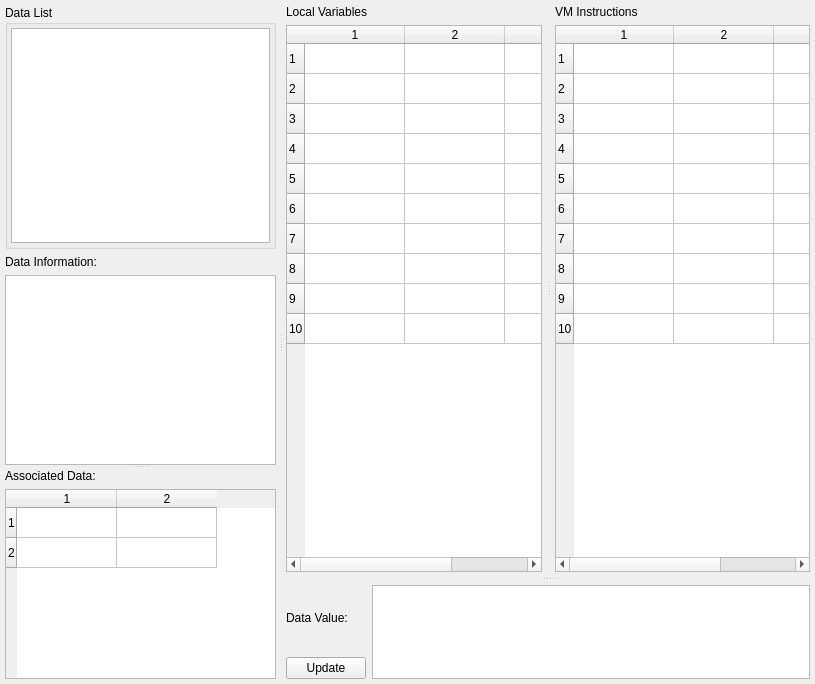
Before: the Qt Designer form src/daoDataWidget.ui in daokoder/daostudio, drawn with Qt 5.
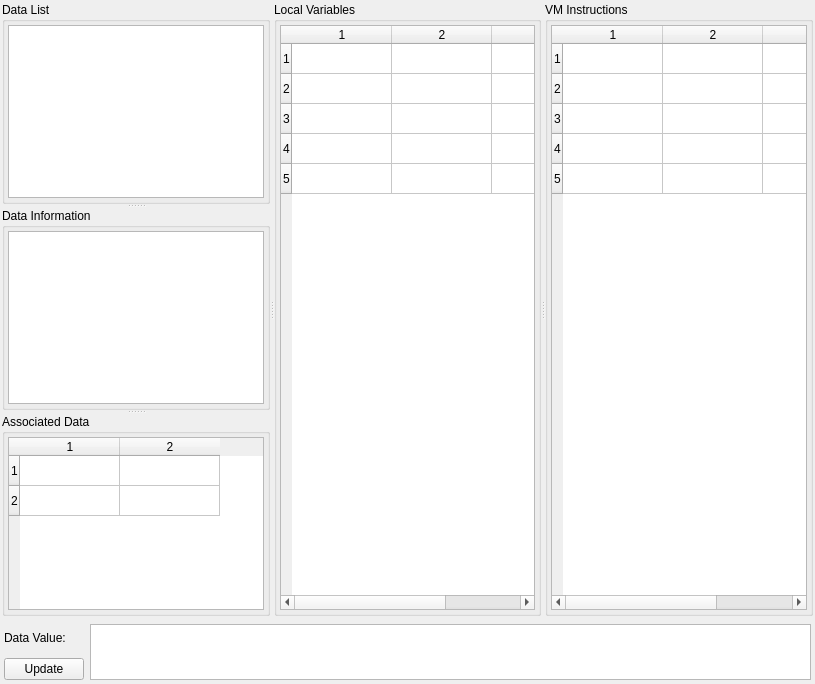
After: the same form once the commit is applied.

Commit message: Add: more supports for data browsing; Remove: most obsolete codes.

The edit to the form file:
```diff
--- a/src/daoDataWidget.ui
+++ b/src/daoDataWidget.ui
@@ -13,7 +13,7 @@
   <property name="windowTitle">
    <string>Form</string>
   </property>
-  <layout class="QHBoxLayout" name="horizontalLayout_2">
+  <layout class="QVBoxLayout" name="verticalLayout_2">
    <property name="margin">
     <number>2</number>
    </property>
@@ -22,23 +22,15 @@
      <property name="orientation">
       <enum>Qt::Horizontal</enum>
      </property>
-     <widget class="QWidget" name="widget_2" native="true">
-      <property name="maximumSize">
-       <size>
-        <width>300</width>
-        <height>16777215</height>
-       </size>
+     <widget class="QSplitter" name="splitter">
+      <property name="orientation">
+       <enum>Qt::Vertical</enum>
       </property>
-      <layout class="QVBoxLayout" name="verticalLayout_4">
-       <property name="margin">
-        <number>3</number>
-       </property>
-       <item>
         <widget class="QGroupBox" name="groupBox">
          <property name="minimumSize">
           <size>
            <width>0</width>
-           <height>200</height>
+         <height>0</height>
           </size>
          </property>
          <property name="title">
@@ -53,30 +45,20 @@
           </item>
          </layout>
         </widget>
-       </item>
-       <item>
-        <widget class="QSplitter" name="splitter">
-         <property name="orientation">
-          <enum>Qt::Vertical</enum>
-         </property>
-         <widget class="QWidget" name="widget_3" native="true">
-          <layout class="QVBoxLayout" name="verticalLayout_2">
+      <widget class="QGroupBox" name="groupBox_2">
+       <property name="minimumSize">
+        <size>
+         <width>0</width>
+         <height>50</height>
+        </size>
+       </property>
+       <property name="title">
+        <string>Data Information</string>
+       </property>
+       <layout class="QVBoxLayout" name="verticalLayout_4">
            <property name="margin">
-            <number>0</number>
-           </property>
-           <item>
-            <widget class="QLabel" name="label_6">
-             <property name="sizePolicy">
-              <sizepolicy hsizetype="Expanding" vsizetype="Preferred">
-               <horstretch>0</horstretch>
-               <verstretch>0</verstretch>
-              </sizepolicy>
-             </property>
-             <property name="text">
-              <string>Data Information:</string>
-             </property>
-            </widget>
-           </item>
+         <number>3</number>
+        </property>
            <item>
             <widget class="QTextBrowser" name="wgtDataInfo">
              <property name="sizePolicy">
@@ -101,18 +83,20 @@
            </item>
           </layout>
          </widget>
-         <widget class="QWidget" name="wgtInfoPanel" native="true">
-          <layout class="QVBoxLayout" name="verticalLayout_3">
+      <widget class="QGroupBox" name="wgtInfoTableGroup">
+       <property name="minimumSize">
+        <size>
+         <width>0</width>
+         <height>50</height>
+        </size>
+       </property>
+       <property name="title">
+        <string>Associated Data</string>
+       </property>
+       <layout class="QVBoxLayout" name="verticalLayout_9">
            <property name="margin">
-            <number>0</number>
-           </property>
-           <item>
-            <widget class="QLabel" name="labInfoTable">
-             <property name="text">
-              <string>Associated Data:</string>
-             </property>
-            </widget>
-           </item>
+         <number>3</number>
+        </property>
            <item>
             <widget class="QTableWidget" name="wgtInfoTable">
              <property name="rowCount">
@@ -130,35 +114,20 @@
           </layout>
          </widget>
         </widget>
-       </item>
-      </layout>
-     </widget>
-     <widget class="QSplitter" name="splitter_3">
-      <property name="orientation">
-       <enum>Qt::Vertical</enum>
+     <widget class="QGroupBox" name="wgtDataTableGroup">
+      <property name="minimumSize">
+       <size>
+        <width>0</width>
+        <height>100</height>
+       </size>
       </property>
-      <property name="handleWidth">
-       <number>7</number>
-      </property>
-      <widget class="QSplitter" name="splitter_2">
-       <property name="orientation">
-        <enum>Qt::Horizontal</enum>
-       </property>
-       <property name="handleWidth">
-        <number>7</number>
-       </property>
-       <widget class="QWidget" name="wgtDataPanel" native="true">
-        <layout class="QVBoxLayout" name="verticalLayout_8">
-         <property name="margin">
-          <number>3</number>
-         </property>
-         <item>
-          <widget class="QLabel" name="labDataTable">
-           <property name="text">
+      <property name="title">
             <string>Local Variables</string>
            </property>
-          </widget>
-         </item>
+      <layout class="QVBoxLayout" name="verticalLayout_10">
+       <property name="margin">
+        <number>3</number>
+       </property>
          <item>
           <widget class="QTableWidget" name="wgtDataTable">
            <property name="minimumSize">
@@ -171,7 +140,7 @@
             <string>Double click to view the data object</string>
            </property>
            <property name="rowCount">
-            <number>10</number>
+          <number>5</number>
            </property>
            <property name="columnCount">
             <number>3</number>
@@ -181,11 +150,6 @@
            <row/>
            <row/>
            <row/>
-           <row/>
-           <row/>
-           <row/>
-           <row/>
-           <row/>
            <column/>
            <column/>
            <column/>
@@ -193,18 +157,20 @@
          </item>
         </layout>
        </widget>
-       <widget class="QWidget" name="wgtExtraPanel" native="true">
-        <layout class="QVBoxLayout" name="verticalLayout_7">
-         <property name="margin">
-          <number>3</number>
-         </property>
-         <item>
-          <widget class="QLabel" name="labExtraTable">
-           <property name="text">
+     <widget class="QGroupBox" name="wgtExtraTableGroup">
+      <property name="minimumSize">
+       <size>
+        <width>0</width>
+        <height>100</height>
+       </size>
+      </property>
+      <property name="title">
             <string>VM Instructions</string>
            </property>
-          </widget>
-         </item>
+      <layout class="QVBoxLayout" name="verticalLayout_11">
+       <property name="margin">
+        <number>3</number>
+       </property>
          <item>
           <widget class="QTableWidget" name="wgtExtraTable">
            <property name="minimumSize">
@@ -214,7 +180,7 @@
             </size>
            </property>
            <property name="rowCount">
-            <number>10</number>
+          <number>5</number>
            </property>
            <property name="columnCount">
             <number>3</number>
@@ -224,11 +190,6 @@
            <row/>
            <row/>
            <row/>
-           <row/>
-           <row/>
-           <row/>
-           <row/>
-           <row/>
            <column/>
            <column/>
            <column/>
@@ -237,16 +198,18 @@
         </layout>
        </widget>
       </widget>
-      <widget class="QWidget" name="widget" native="true">
+   </item>
+   <item>
+    <widget class="QWidget" name="widget_4" native="true">
        <property name="maximumSize">
         <size>
          <width>16777215</width>
-         <height>100</height>
+       <height>60</height>
         </size>
        </property>
        <layout class="QHBoxLayout" name="horizontalLayout">
         <property name="margin">
-         <number>3</number>
+       <number>2</number>
         </property>
         <item>
          <layout class="QVBoxLayout" name="verticalLayout_5">
@@ -298,14 +261,12 @@
           <property name="maximumSize">
            <size>
             <width>16777215</width>
-            <height>100</height>
+          <height>60</height>
            </size>
           </property>
          </widget>
         </item>
        </layout>
-      </widget>
-     </widget>
     </widget>
    </item>
   </layout>
```
Lines whose indentation alone changed are shown as unchanged. The commit also changes 11 other files.
